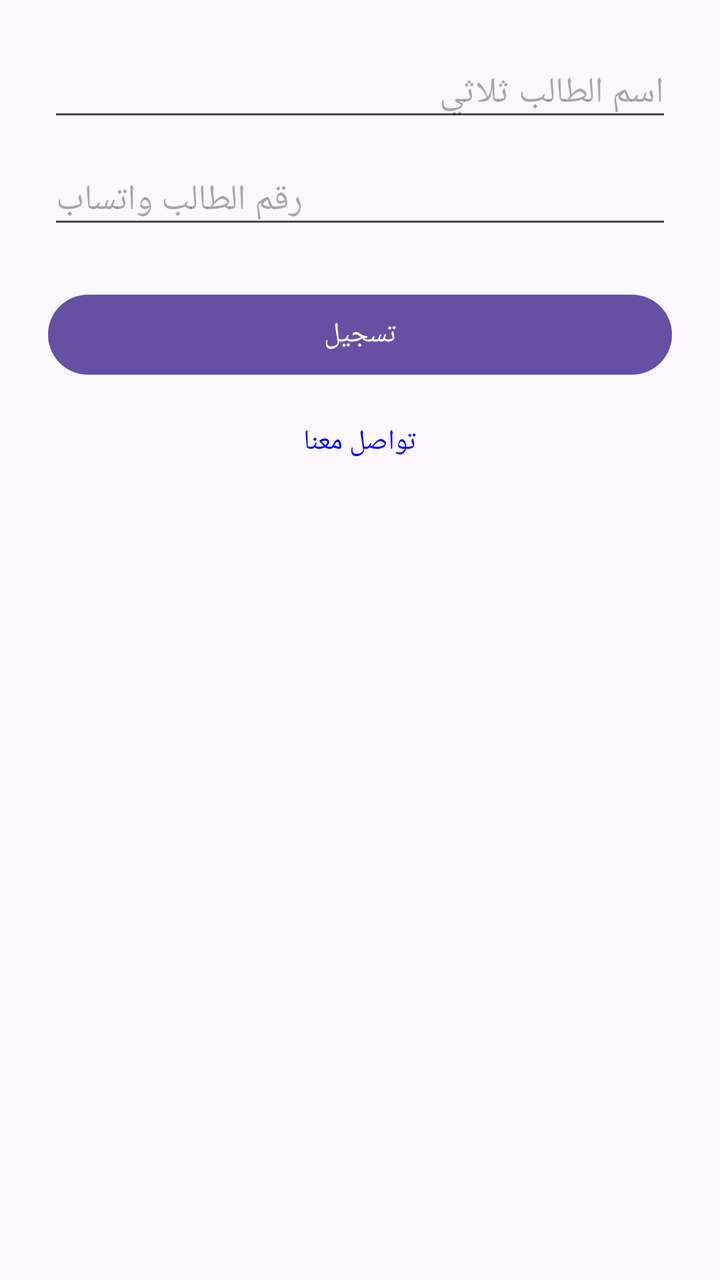
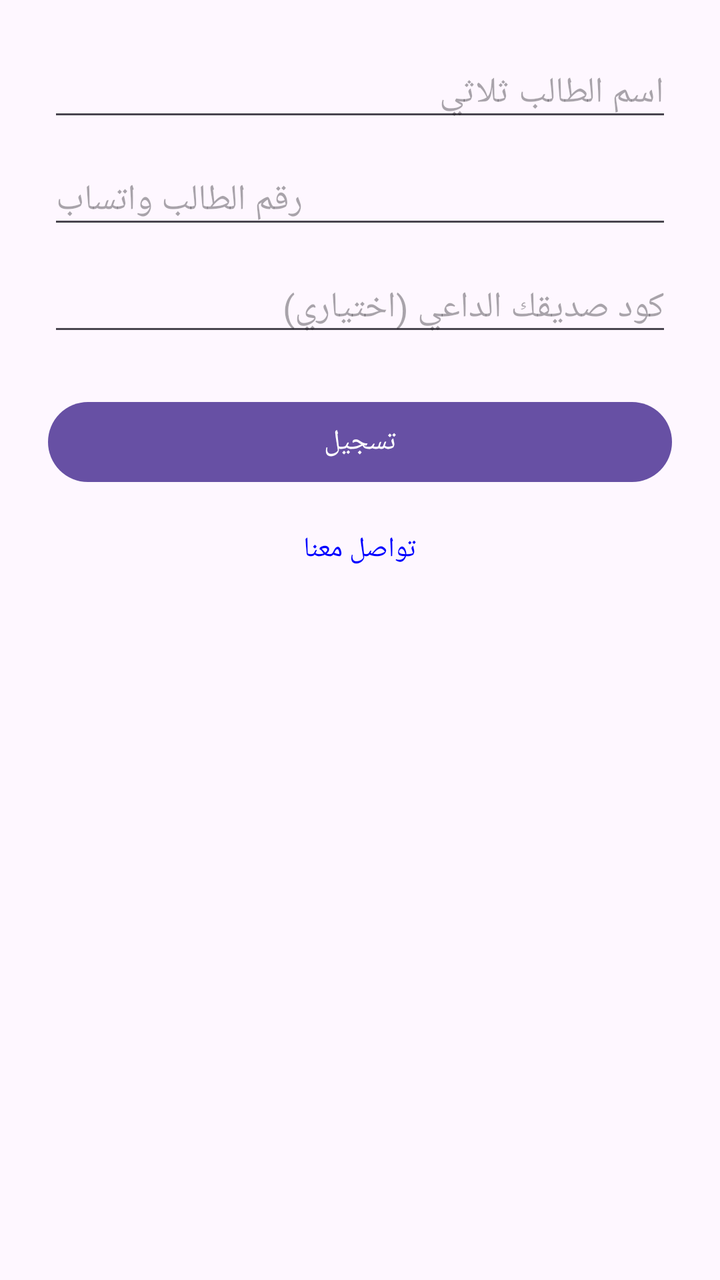

The first picture is an Android layout as it rendered before a commit; the second is the same layout after the commit. The layout source and the unified diff follow.
<!-- AndroidManifest.xml: application theme Theme.1Bac -->
<!-- res/layout/activity_student_register.xml -->
<?xml version="1.0" encoding="utf-8"?>
<LinearLayout xmlns:android="http://schemas.android.com/apk/res/android"
    android:layout_width="match_parent"
    android:layout_height="match_parent"
    android:orientation="vertical"
    android:padding="24dp">

    <EditText
        android:id="@+id/etStudentName"
        android:layout_width="match_parent"
        android:layout_height="wrap_content"
        android:hint="اسم الطالب ثلاثي"/>

    <EditText
        android:id="@+id/etStudentPhone"
        android:layout_width="match_parent"
        android:layout_height="wrap_content"
        android:hint="رقم الطالب واتساب"
        android:inputType="phone"
        android:layout_marginTop="12dp"/>

    <Button
        android:id="@+id/btnSubmitStudent"
        android:layout_width="match_parent"
        android:layout_height="wrap_content"
        android:text="تسجيل"
        android:layout_marginTop="24dp"/>

    <TextView
        android:id="@+id/tvContactUs"
        android:layout_width="wrap_content"
        android:layout_height="wrap_content"
        android:text="تواصل معنا"
        android:textColor="#0000FF"
        android:layout_gravity="center"
        android:layout_marginTop="20dp"/>

</LinearLayout>
<!-- resources referenced by this layout -->
<resources>
  <style name="Theme.1Bac" parent="Base.Theme.1Bac" />
  <style name="Base.Theme.1Bac" parent="Theme.Material3.DayNight.NoActionBar">
          
          
      </style>
</resources>

<!-- the commit's change to res/layout/activity_student_register.xml (unified diff, before → after) -->
@@ -19,6 +19,14 @@
         android:inputType="phone"
         android:layout_marginTop="12dp"/>
 
+    <EditText
+        android:id="@+id/etReferralCode"
+        android:layout_width="match_parent"
+        android:layout_height="wrap_content"
+        android:hint="كود صديقك الداعي (اختياري)"
+        android:inputType="number"
+        android:layout_marginTop="12dp"/>
+
     <Button
         android:id="@+id/btnSubmitStudent"
         android:layout_width="match_parent"
